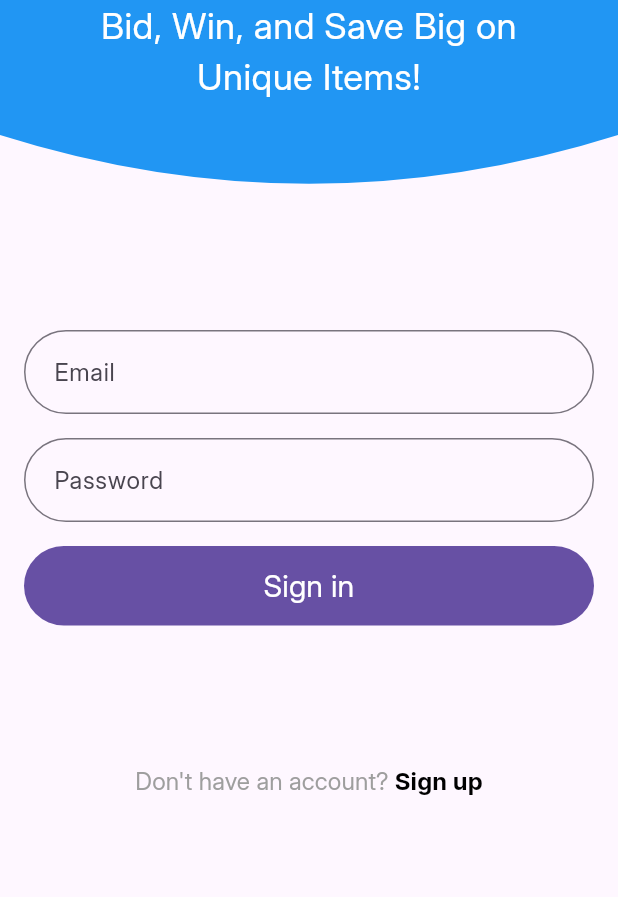
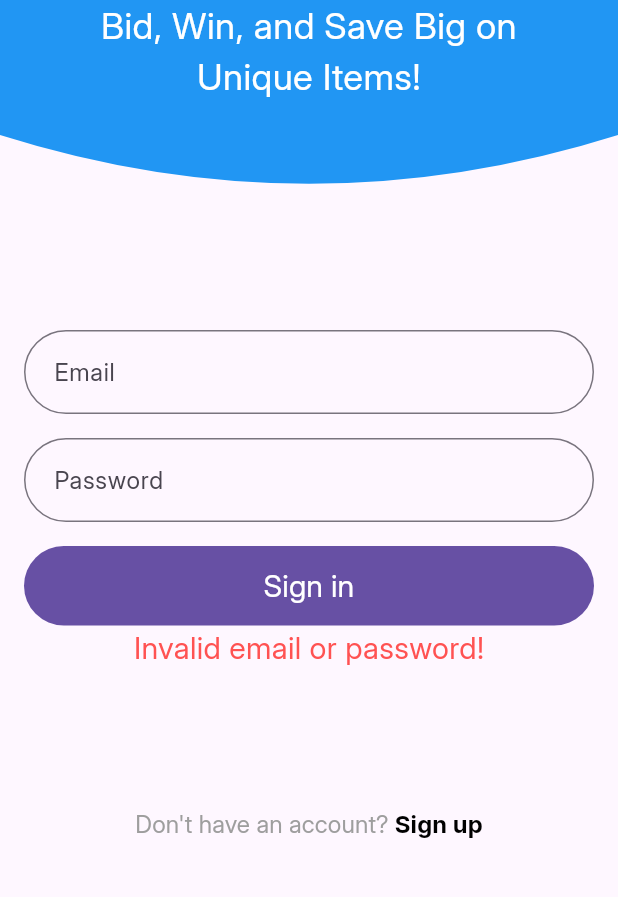
Before and after one commit to dilankayasuru/bidgrab-mobile, a Flutter app: the Signin screen opened by its route, after a tap on "Sign in", on a phone screen of 412 x 824 dp, the part 204-1101 px from its top. Run offline on Flutter 3.47's test engine with Material 3 defaults, Android fonts, the phone set to English and light mode, and no system bars.

Commit message:
Add provider state management with login and theme toggle

```diff
--- a/lib/components/itemCard.dart
+++ b/lib/components/itemCard.dart
@@ -130,7 +130,7 @@ class ItemCard extends StatelessWidget {
                     FilledButton(
                       onPressed: () {},
                       child: const Text(
-                        "Buy Now",
+                        "Bid",
                         style: TextStyle(fontSize: 16),
                       ),
                     ),
--- /dev/null
+++ b/lib/models/UserProvider.dart
@@ -0,0 +1,33 @@
+import 'package:bidgrab/screens/profile/profile.dart';
+import 'package:flutter/material.dart';
+
+class Userprovider with ChangeNotifier {
+  String _fistName = "Dilanka";
+  String _lastName = "Yasuru";
+  bool _loggedIn = false;
+
+  bool get loggedIn => _loggedIn;
+
+  String get fistName => _fistName;
+
+  String get lastName => _lastName;
+
+  set loggedIn (bool loggedIn) {
+    _loggedIn = loggedIn;
+  }
+
+  bool login(String email, String password) {
+    if (email == "dilanka@gmail.com" && password == '123456') {
+      _loggedIn = true;
+      return true;
+    }
+    _loggedIn = false;
+    return false;
+  }
+
+  void register(String firstName, String lastName) {
+    _fistName = firstName;
+    _lastName = lastName;
+    _loggedIn = true;
+  }
+}
--- /dev/null
+++ b/lib/models/theme.dart
@@ -0,0 +1,14 @@
+import 'package:flutter/material.dart';
+
+class ThemeProvider with ChangeNotifier {
+
+  bool _darkModeEnabled = false;
+
+  bool get darkModeEnabled => _darkModeEnabled;
+
+  void toggleTheme () {
+    _darkModeEnabled = !_darkModeEnabled;
+    notifyListeners();
+  }
+
+}
--- a/lib/screens/signin/SignIn.dart
+++ b/lib/screens/signin/SignIn.dart
@@ -1,11 +1,36 @@
 import 'package:bidgrab/components/CurvedBottomContainer.dart';
+import 'package:bidgrab/models/UserProvider.dart';
 import 'package:bidgrab/screens/signup/SignUp.dart';
 import 'package:flutter/material.dart';
+import 'package:provider/provider.dart';
 
-class Signin extends StatelessWidget {
+import '../profile/profile.dart';
+
+class Signin extends StatefulWidget {
   const Signin({super.key});
 
   static String id = 'signin';
+
+  @override
+  State<Signin> createState() => _SigninState();
+}
+
+class _SigninState extends State<Signin> {
+  String error = "";
+
+  void setError(String message) {
+    error = message;
+  }
+
+  final _emailController = TextEditingController();
+  final _passwordController = TextEditingController();
+
+  @override
+  void dispose() {
+    _emailController.dispose();
+    _passwordController.dispose();
+    super.dispose();
+  }
 
   @override
   Widget build(BuildContext context) {
@@ -16,7 +41,10 @@ class Signin extends StatelessWidget {
           onPressed: () {
             Navigator.pop(context);
           },
-          icon: const Icon(Icons.arrow_back_rounded, color: Colors.white,),
+          icon: const Icon(
+            Icons.arrow_back_rounded,
+            color: Colors.white,
+          ),
         ),
       ),
       body: SingleChildScrollView(
@@ -55,13 +83,16 @@ class Signin extends StatelessWidget {
                 ),
               ),
             ),
-            const SizedBox(height: 64,),
+            const SizedBox(
+              height: 64,
+            ),
             Padding(
               padding: const EdgeInsets.all(16),
               child: Column(
                 children: [
-                  const TextField(
-                    decoration: InputDecoration(
+                  TextField(
+                    controller: _emailController,
+                    decoration: const InputDecoration(
                       contentPadding: EdgeInsets.all(16),
                       border: OutlineInputBorder(
                         borderRadius: BorderRadius.all(Radius.circular(64)),
@@ -72,9 +103,10 @@ class Signin extends StatelessWidget {
                   const SizedBox(
                     height: 16,
                   ),
-                  const TextField(
+                  TextField(
                     obscureText: true,
-                    decoration: InputDecoration(
+                    controller: _passwordController,
+                    decoration: const InputDecoration(
                       contentPadding: EdgeInsets.all(16),
                       border: OutlineInputBorder(
                         borderRadius: BorderRadius.all(Radius.circular(64)),
@@ -85,8 +117,23 @@ class Signin extends StatelessWidget {
                   const SizedBox(
                     height: 16,
                   ),
-                  FilledButton(
-                    onPressed: () {},
+                  Consumer<Userprovider>(
+                    builder: (context, value, child) => FilledButton(
+                      onPressed: () {
+                        if (!value.login(
+                          _emailController.text,
+                          _passwordController.text,
+                        )) {
+                          setState(() {
+                            setError("Invalid email or password!");
+                          });
+                        } else {
+                          setState(() {
+                            setError("");
+                            Navigator.pushNamed(context, Profile.id);
+                          });
+                        }
+                      },
                       child: Container(
                         width: double.infinity,
                         padding: const EdgeInsets.symmetric(
@@ -97,11 +144,21 @@ class Signin extends StatelessWidget {
                           style: TextStyle(fontSize: 20),
                         ),
                       ),
+                    ),
+                  ),
+                  Text(
+                    error,
+                    style: const TextStyle(
+                      fontSize: 20,
+                      color: Colors.redAccent,
+                    ),
                   )
                 ],
               ),
             ),
-            const SizedBox(height: 64,),
+            const SizedBox(
+              height: 64,
+            ),
             TextButton(
               onPressed: () {
                 Navigator.pushNamed(context, Signup.id);
```
Also changed, not shown: lib/main.dart (+23 -3 lines), lib/screens/home/home.dart (+12 -5 lines), lib/screens/mainLayout.dart (+10 -5 lines), lib/screens/products/products.dart (+12 -8 lines), lib/screens/profile/profile.dart (+22 -1 lines). Lines whose indentation alone changed are shown as unchanged.
